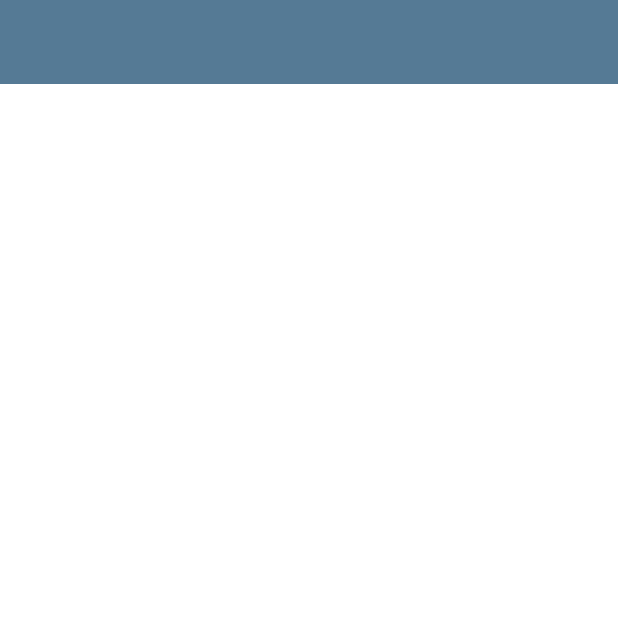
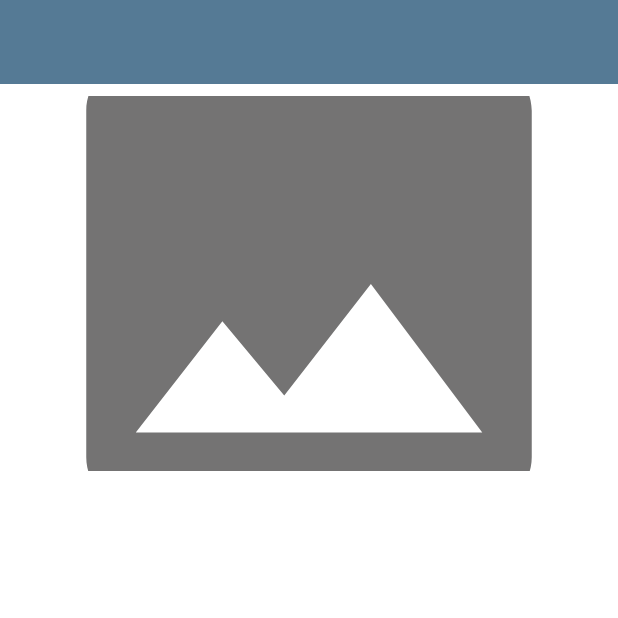
Before and after one commit to divyamgautam/HappyPlacesApp, an Android app: the HappyPlaceDetailActivity screen opened directly, with no data from a screen before it, on a phone screen of 412 x 824 dp, the top half of it. Run offline under Robolectric (Android 15) with nearby library versions, the light colour scheme and no system bars.

Commit message:
Added OnClickListener to RecycleView

```diff
--- a/app/src/main/java/com/example/happyplacesapp/activities/MainActivity.kt
+++ b/app/src/main/java/com/example/happyplacesapp/activities/MainActivity.kt
@@ -31,6 +31,12 @@ import com.example.happyplacesapp.models.HappyPlaceModel
             binding?.rvHappyPlaces?.setHasFixedSize(true)
             val placesAdapter = HappyPlacesAdapter(this, happyPlaceList)
             binding?.rvHappyPlaces?.adapter = placesAdapter
+            placesAdapter.setOnClickListener(object : HappyPlacesAdapter.onClickListener{
+                override fun onClick(position: Int, model: HappyPlaceModel) {
+                    val intent = Intent(this@MainActivity, HappyPlaceDetailActivity:: class.java)
+                    startActivity(intent)
+                }
+            })
 
         }
 
--- a/app/src/main/java/com/example/happyplacesapp/adapters/HappyPlacesAdapter.kt
+++ b/app/src/main/java/com/example/happyplacesapp/adapters/HappyPlacesAdapter.kt
@@ -15,7 +15,7 @@ open class HappyPlacesAdapter(
     private var list: ArrayList<HappyPlaceModel>
     ): RecyclerView.Adapter<RecyclerView.ViewHolder>(){
 
-    private class myViewHolder(view: View): RecyclerView.ViewHolder(view)
+    private var onClickListen: onClickListener? = null
 
     override fun onCreateViewHolder(parent: ViewGroup, viewType: Int): RecyclerView.ViewHolder {
         return myViewHolder(
@@ -33,7 +33,17 @@ open class HappyPlacesAdapter(
         }
     }
 
+    fun setOnClickListener(onClickListener: onClickListener){
+        this.onClickListen = onClickListener
+    }
+
+    interface onClickListener{
+        fun onClick(position:Int, model: HappyPlaceModel)
+    }
+
     override fun getItemCount(): Int {
         return list.size
     }
+    private class myViewHolder(view: View): RecyclerView.ViewHolder(view)
+
 }
--- a/app/src/main/res/layout/activity_happy_place_detail.xml
+++ b/app/src/main/res/layout/activity_happy_place_detail.xml
@@ -6,14 +6,52 @@
     android:layout_height="match_parent"
     tools:context=".activities.HappyPlaceDetailActivity">
     <androidx.appcompat.widget.Toolbar
-        android:id="@+id/toolbar_add_place"
+        android:id="@+id/toolbar_show_place"
         android:layout_width="match_parent"
         android:layout_height="?attr/actionBarSize"
         android:background="@color/colour_primary"
         android:theme="@style/CustomToolbarStyle"
         app:layout_constraintEnd_toEndOf="parent"
-        app:layout_constraintHorizontal_bias="0.0"
+        app:layout_constraintBottom_toTopOf="@+id/ivDetail"
         app:layout_constraintStart_toStartOf="parent"
         app:layout_constraintTop_toTopOf="parent" />
 
+
+
+    <ImageView
+        android:layout_margin="8dp"
+        android:id="@+id/ivDetail"
+        android:layout_width="match_parent"
+        android:layout_height="250dp"
+        android:contentDescription="Happy Place Image"
+        android:scaleType="centerCrop"
+        android:src="@drawable/ic_baseline_image_24"
+        app:layout_constraintTop_toBottomOf="@+id/toolbar_show_place"
+        app:layout_constraintStart_toStartOf="parent"
+        app:layout_constraintEnd_toEndOf="parent"
+        app:layout_constraintBottom_toTopOf="@+id/tvDescription"/>
+    <TextView
+        android:layout_width="match_parent"
+        android:layout_height="wrap_content"
+        android:textSize="16sp"
+        tools:text="Description"
+        android:layout_marginStart="3dp"
+        android:layout_marginEnd="3dp"
+        android:id="@+id/tvDescription"
+        app:layout_constraintTop_toBottomOf="@+id/ivDetail"
+        android:layout_marginTop="8dp"
+        app:layout_constraintBottom_toTopOf="@+id/tvLocation"/>
+    <TextView
+        android:layout_width="match_parent"
+        android:layout_height="wrap_content"
+        android:textSize="16sp"
+        app:layout_goneMarginTop="16dp"
+        tools:text="Location"
+        android:layout_marginStart="3dp"
+        android:layout_marginEnd="3dp"
+        android:id="@+id/tvLocation"
+        app:layout_constraintTop_toBottomOf="@+id/tvDescription"
+        android:layout_marginTop="8dp"
+        />
+
 </androidx.constraintlayout.widget.ConstraintLayout>
--- a/build.gradle
+++ b/build.gradle
@@ -1,7 +1,7 @@
 // Top-level build file where you can add configuration options common to all sub-projects/modules.
 plugins {
-    id 'com.android.application' version '7.1.1' apply false
-    id 'com.android.library' version '7.1.1' apply false
+    id 'com.android.application' version '7.1.2' apply false
+    id 'com.android.library' version '7.1.2' apply false
     id 'org.jetbrains.kotlin.android' version '1.6.10' apply false
 }
 
```
